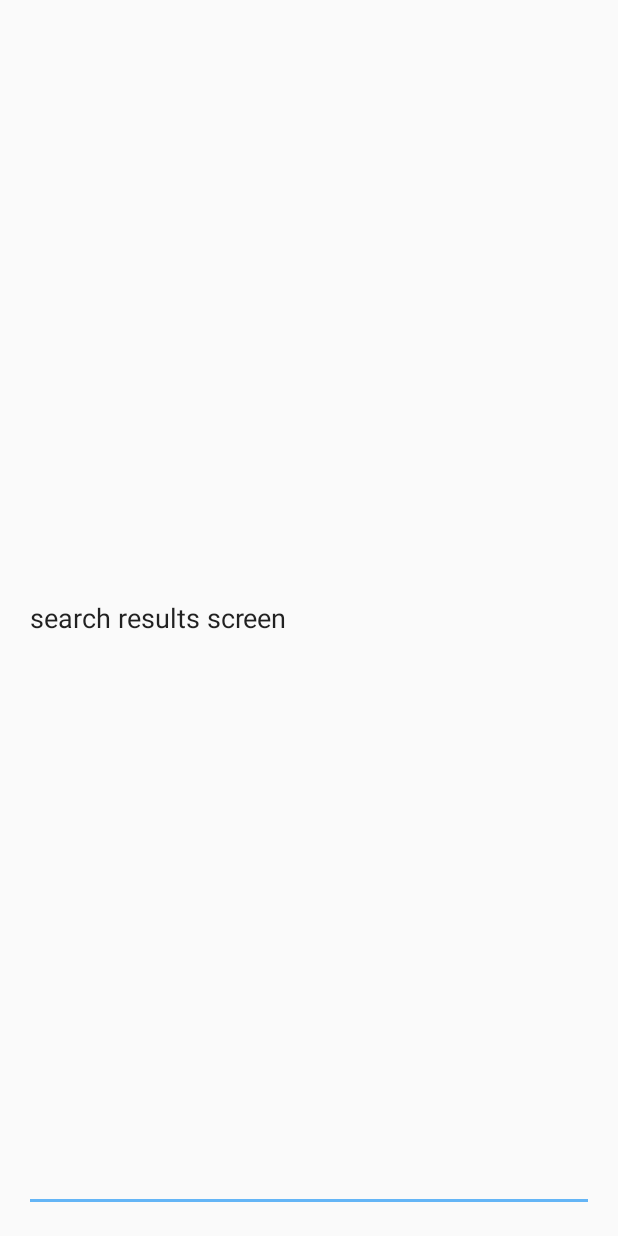
After one commit to ibamibrahim/BukaBareng, an Android app: the SearchResults screen opened directly, with no data from a screen before it, on a phone screen of 412 x 824 dp. The commit adds this screen. Run offline under Robolectric (Android 15) with nearby library versions, the phone set to English and light mode, and no system bars.

Commit message:
add initial screen for search_results

```diff
--- a/app/build.gradle
+++ b/app/build.gradle
@@ -20,14 +20,14 @@ android {
 }
 
 dependencies {
-    compile fileTree(dir: 'libs', include: ['*.jar'])
+    compile fileTree(include: ['*.jar'], dir: 'libs')
     androidTestCompile('com.android.support.test.espresso:espresso-core:2.2.2', {
         exclude group: 'com.android.support', module: 'support-annotations'
     })
     compile 'com.android.support:appcompat-v7:24.2.1'
     compile 'com.android.support:design:24.2.1'
     compile 'com.github.traex.rippleeffect:library:1.3'
-
     testCompile 'junit:junit:4.12'
-
+    compile 'com.android.support:recyclerview-v7:25.0.0'
+    compile 'com.android.support:cardview-v7:25.0.0'
 }
--- a/app/src/main/AndroidManifest.xml
+++ b/app/src/main/AndroidManifest.xml
@@ -18,6 +18,7 @@
                 <category android:name="android.intent.category.LAUNCHER" />
             </intent-filter>
         </activity>
+        <activity android:name=".SearchResults"></activity>
     </application>
 
 </manifest>
--- /dev/null
+++ b/app/src/main/java/com/bukantkpd/bukabareng/SearchResults.java
@@ -0,0 +1,13 @@
+package com.bukantkpd.bukabareng;
+
+import android.support.v7.app.AppCompatActivity;
+import android.os.Bundle;
+
+public class SearchResults extends AppCompatActivity {
+
+    @Override
+    protected void onCreate(Bundle savedInstanceState) {
+        super.onCreate(savedInstanceState);
+        setContentView(R.layout.activity_search_results);
+    }
+}
--- /dev/null
+++ b/app/src/main/res/layout/activity_search_results.xml
@@ -0,0 +1,18 @@
+<?xml version="1.0" encoding="utf-8"?>
+<RelativeLayout xmlns:android="http://schemas.android.com/apk/res/android"
+    xmlns:tools="http://schemas.android.com/tools"
+    android:id="@+id/activity_search_results"
+    android:layout_width="match_parent"
+    android:layout_height="match_parent"
+    android:paddingBottom="@dimen/activity_vertical_margin"
+    android:paddingLeft="@dimen/activity_horizontal_margin"
+    android:paddingRight="@dimen/activity_horizontal_margin"
+    android:paddingTop="@dimen/activity_vertical_margin"
+    tools:context="com.bukantkpd.bukabareng.SearchResults">
+
+    <EditText
+        android:layout_width="match_parent"
+        android:layout_height="match_parent"
+        android:text="search results screen"/>
+
+</RelativeLayout>
--- a/app/src/main/res/layout/tab1_search_menu.xml
+++ b/app/src/main/res/layout/tab1_search_menu.xml
@@ -42,7 +42,8 @@
         android:background="#bc2961"
         android:text="Cari"
         android:textColor="@color/white"
-        android:layout_marginTop="50px"/>
+        android:layout_marginTop="50px"
+        android:id="@+id/search_button_view"/>
     </com.andexert.library.RippleView>
 
 </RelativeLayout>
```
Also changed, not shown: app/src/main/java/com/bukantkpd/bukabareng/Tab1SearchMenu.java (+25 -1 lines).
